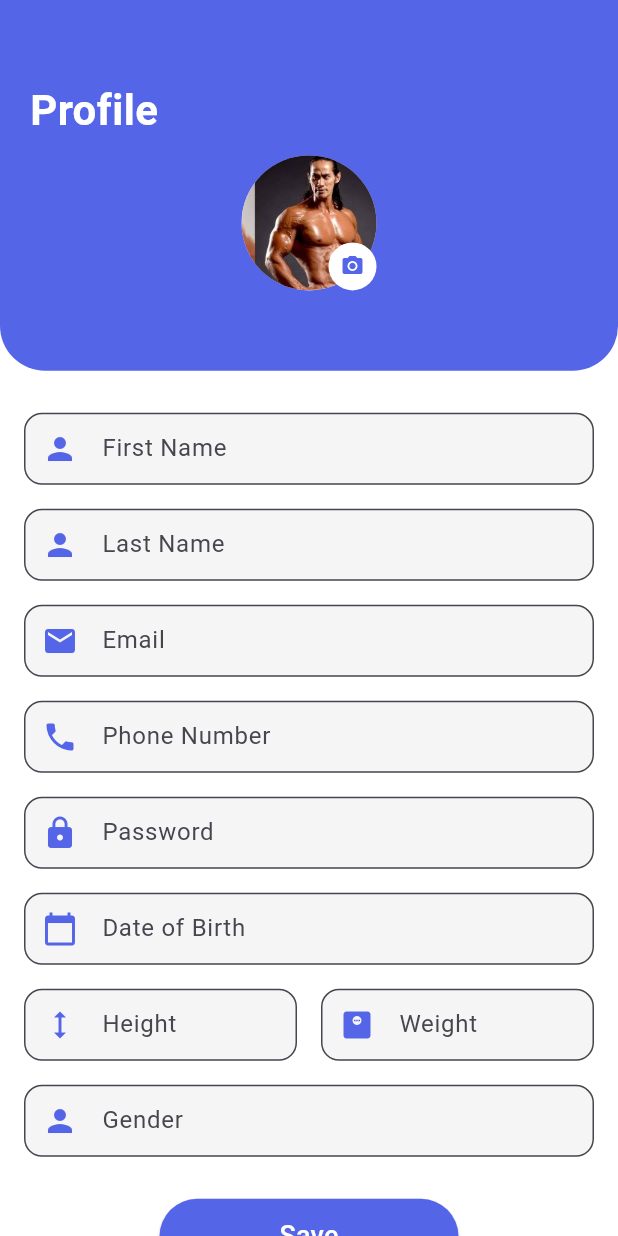
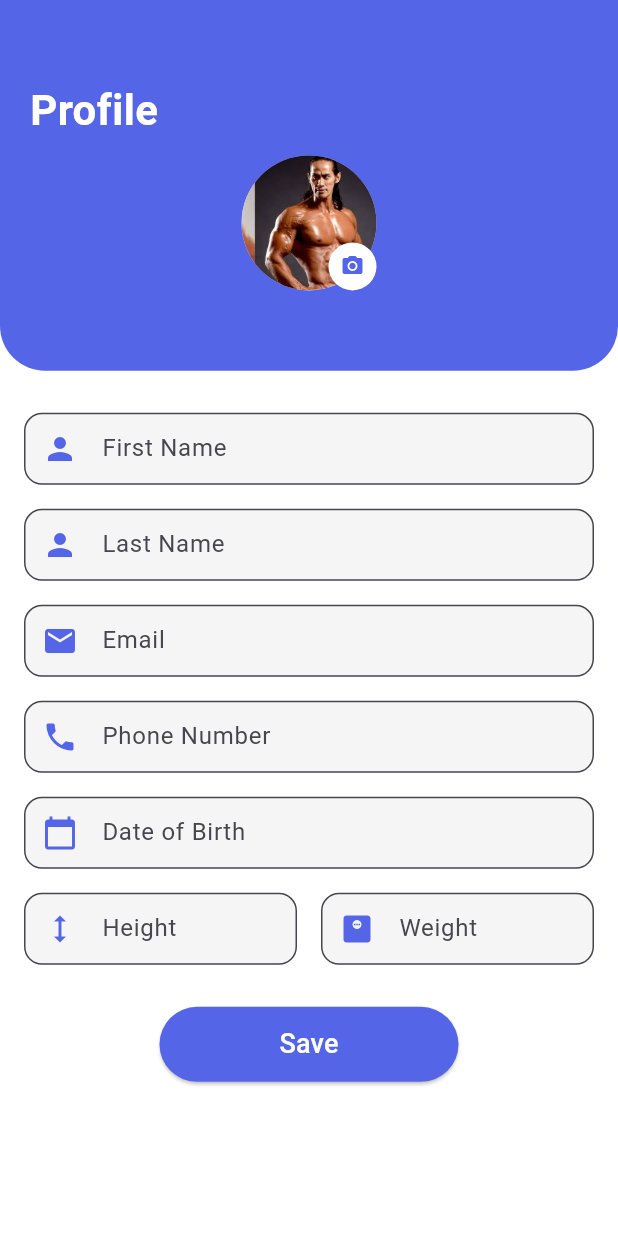
Before and after one commit to KevinArdiprana46/6_B_Gym, a Flutter app: the EditProfile screen opened directly, after a tap on "Save", on a phone screen of 412 x 824 dp. Run offline on Flutter 3.47's test engine with Material 3 defaults, Android fonts, the phone set to English and light mode, and no system bars; our stand-ins replace camera, image_picker, motion_tab_bar, shared_preferences; accounts and stored records are empty; network calls fail.

Commit message:
update profile gender password tidak perlu

```diff
--- a/lib/client/ProfileClient.dart
+++ b/lib/client/ProfileClient.dart
@@ -62,11 +62,9 @@ class ProfileClient {
         'nama_belakang': profile.nama_belakang,
         'email': profile.email,
         'nomor_telepon': profile.nomor_telepon,
-        'password': profile.password,
         'tanggal_lahir': profile.tanggal_lahir,
         'height': profile.height,
         'weight': profile.weight,
-        'jenis_kelamin': profile.jenis_kelamin,
         'profile_picture': profile.profile_picture,
       });
 
--- a/lib/view/Profile/editprofile.dart
+++ b/lib/view/Profile/editprofile.dart
@@ -21,11 +21,9 @@ class _EditProfileState extends State<EditProfile> {
   final TextEditingController _lastNameController = TextEditingController();
   final TextEditingController _phoneController = TextEditingController();
   final TextEditingController _emailController = TextEditingController();
-  final TextEditingController _passwordController = TextEditingController();
   final TextEditingController _dateOfBirthController = TextEditingController();
   final TextEditingController _heightController = TextEditingController();
   final TextEditingController _weightController = TextEditingController();
-  final TextEditingController _genderController = TextEditingController();
 
   Profile? _profileData;
 
@@ -49,11 +47,9 @@ class _EditProfileState extends State<EditProfile> {
             _lastNameController.text = profileData.nama_belakang ?? '';
             _emailController.text = profileData.email ?? '';
             _phoneController.text = profileData.nomor_telepon ?? '';
-            _passwordController.text = profileData.password ?? '';
             _dateOfBirthController.text = profileData.tanggal_lahir ?? '';
             _heightController.text = profileData.height?.toString() ?? '';
             _weightController.text = profileData.weight?.toString() ?? '';
-            _genderController.text = profileData.jenis_kelamin ?? '';
             _profile_picture = profileData.profile_picture;
           });
         }
@@ -72,11 +68,9 @@ class _EditProfileState extends State<EditProfile> {
         nama_belakang: _lastNameController.text,
         email: _emailController.text,
         nomor_telepon: _phoneController.text,
-        password: _passwordController.text,
         tanggal_lahir: _dateOfBirthController.text,
         height: int.parse(_heightController.text),
         weight: int.parse(_weightController.text),
-        jenis_kelamin: _genderController.text,
         profile_picture:
             _profile_picture, // Pastikan ini terisi dengan path gambar baru
       );
@@ -223,8 +217,6 @@ class _EditProfileState extends State<EditProfile> {
                   _buildTextField('Email', _emailController, icon: Icons.email),
                   _buildTextField('Phone Number', _phoneController,
                       icon: Icons.phone),
-                  _buildTextField('Password', _passwordController,
-                      obscureText: true, icon: Icons.lock),
                   _buildTextField('Date of Birth', _dateOfBirthController,
                       icon: Icons.calendar_today),
                   Row(
@@ -240,8 +232,6 @@ class _EditProfileState extends State<EditProfile> {
                       ),
                     ],
                   ),
-                  _buildTextField('Gender', _genderController,
-                      icon: Icons.person),
                   SizedBox(height: 20),
                   ElevatedButton(
                     onPressed: _saveProfileData,
--- a/lib/view/Profile/profile.dart
+++ b/lib/view/Profile/profile.dart
@@ -258,7 +258,7 @@ class _ProfilePageState extends State<ProfilePage>
     );
   }
 
-  // rield untuk profile
+  // field untuk profile
   Widget _buildProfileField(String label, String value, IconData icon) {
     return Padding(
       padding: const EdgeInsets.symmetric(vertical: 8.0),
```
